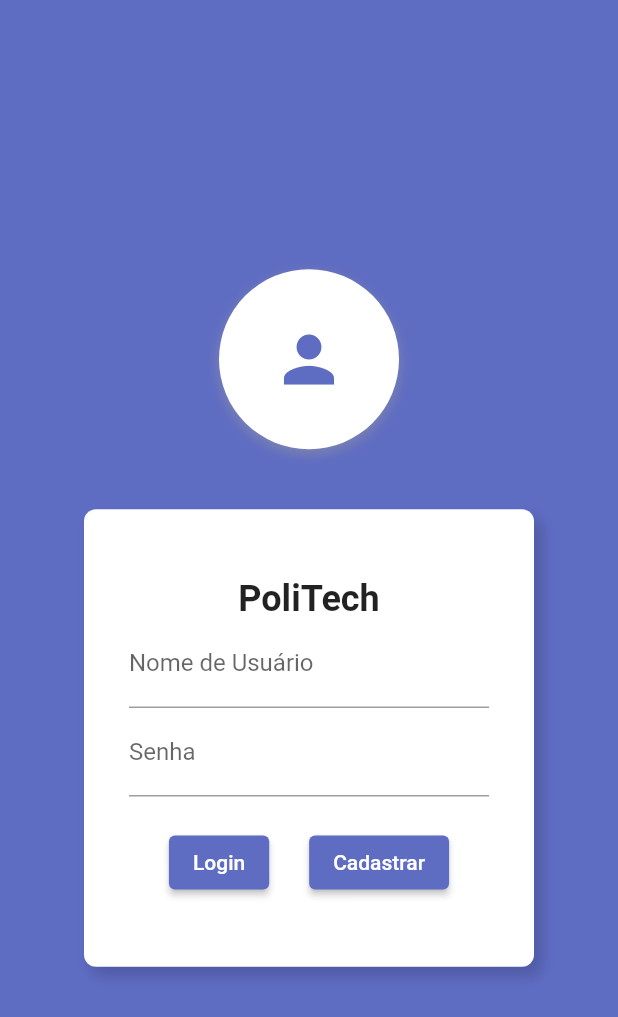
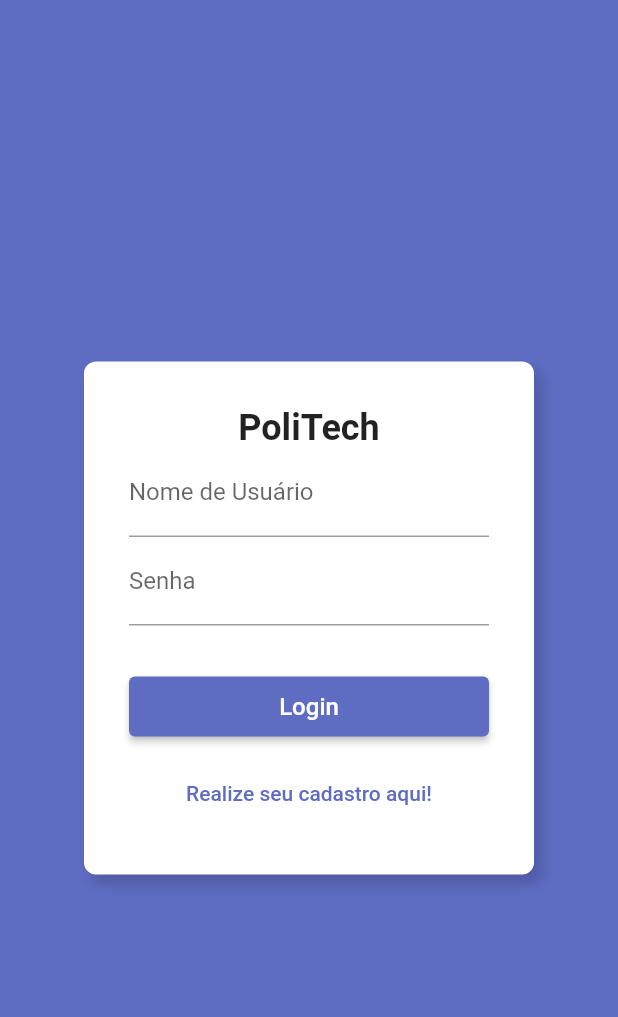
Before and after one commit to ceduardolima/politech, a Flutter app: the screen it shows after launch, on a phone screen of 412 x 824 dp. Shown: the top 1017 px of the screen. Run offline on Flutter 3.47's test engine with Material 2 defaults, Android fonts, the phone set to English and light mode, and no system bars; our stand-ins replace floor, get_it, sqflite; missing offline and left inert: dart:ffi; accounts and stored records are empty; generated files the repository leaves out were written again.

Commit message:
refatorando: mudando o formato do botão de cadastro

```diff
--- a/lib/paginas/telalogin.dart
+++ b/lib/paginas/telalogin.dart
@@ -10,37 +10,7 @@ class TelaLogin extends StatelessWidget {
     return Scaffold(
       backgroundColor: ColorsTheme().lightColorsScheme().primary,
       body: Center(
-        child: SingleChildScrollView(
-          child: Column(
-            mainAxisAlignment: MainAxisAlignment.center,
-            children: <Widget>[
-              Container(
-                height: 120,
-                width: 120,
-                decoration: BoxDecoration(
-                  shape: BoxShape.circle,
-                  color: Colors.white,
-                  boxShadow: [
-                    BoxShadow(
-                      color: Colors.grey.withOpacity(0.5),
-                      spreadRadius: 0,
-                      blurRadius: 7,
-                      offset: Offset(0, 3),
-                    ),
-                  ],
-                ),
-                child: CircleAvatar(
-                  radius: 50,
-                  backgroundColor: Colors.transparent,
-                  child: Icon(
-                    Icons.person,
-                    size: 50,
-                    color: ColorsTheme().lightColorsScheme().primary,
-                  ),
-                ),
-              ),
-              SizedBox(height: 40.0),
-              Container(
+        child: Container(
           decoration: BoxDecoration(
             color: Colors.white,
             borderRadius: BorderRadius.circular(8.0),
@@ -57,10 +27,11 @@ class TelaLogin extends StatelessWidget {
             ],
           ),
           width: 300.0,
-                height: 305.0,
           padding: const EdgeInsets.all(30.0),
           child: Column(
+            mainAxisSize: MainAxisSize.min,
             mainAxisAlignment: MainAxisAlignment.center,
+            crossAxisAlignment: CrossAxisAlignment.stretch,
             children: <Widget>[
               const Text(
                 'PoliTech',
@@ -68,6 +39,7 @@ class TelaLogin extends StatelessWidget {
                   fontWeight: FontWeight.bold, // Texto em negrito
                   fontSize: 24,
                 ),
+                textAlign: TextAlign.center,
               ),
               const TextField(
                 decoration: InputDecoration(
@@ -80,11 +52,9 @@ class TelaLogin extends StatelessWidget {
                   labelText: 'Senha',
                 ),
               ),
-                    SizedBox(height: 20.0),
-                    Row(
-                      mainAxisAlignment: MainAxisAlignment.spaceEvenly,
-                      children: <Widget>[
+              SizedBox(height: 30.0),
               ElevatedButton(
+                style: ElevatedButton.styleFrom(fixedSize: Size.fromHeight(40)),
                 onPressed: () {
                   // Mostrar o texto "Testar banco" ao pressionar o botão
                   showDialog(
@@ -104,9 +74,10 @@ class TelaLogin extends StatelessWidget {
                     },
                   );
                 },
-                          child: Text('Login'),
+                child: const Text('Login', style: TextStyle(fontSize: 16),),
               ),
-                        ElevatedButton(
+              const SizedBox(height: 10,),
+              TextButton(
                 onPressed: () {
                   // Navegar para a TelaCadastro quando o botão "Cadastrar" for pressionado
                   Navigator.push(
@@ -116,12 +87,7 @@ class TelaLogin extends StatelessWidget {
                     ),
                   );
                 },
-                          child: Text('Cadastrar'),
-                        ),
-                      ],
-                    ),
-                  ],
-                ),
+                child: Text('Realize seu cadastro aqui!'),
               ),
             ],
           ),
```
Lines whose indentation alone changed are shown as unchanged.
